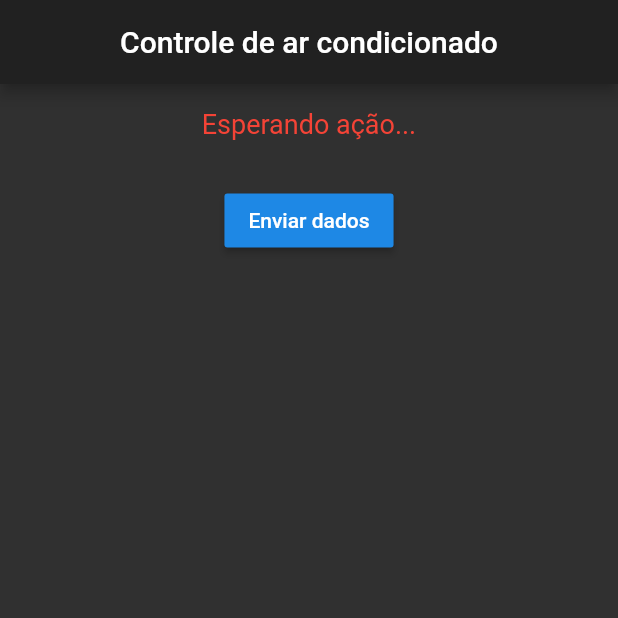
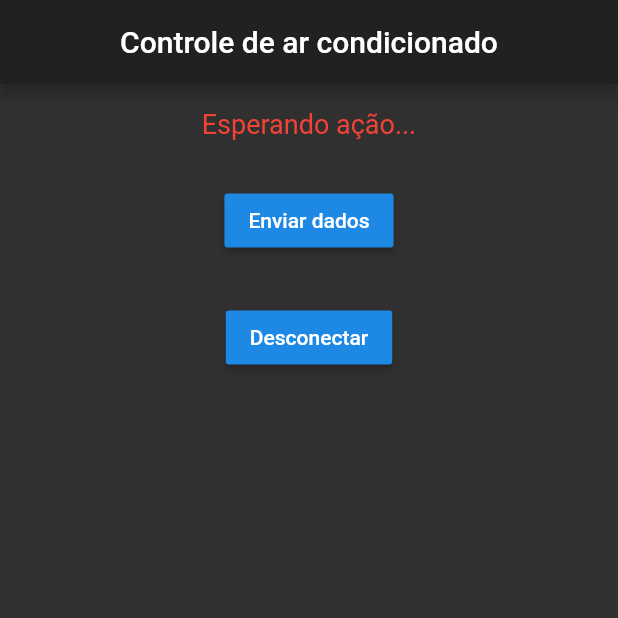
Before and after one commit to Gibdike/Rele_Ernany, a Flutter app: the screen it shows after launch, after a tap on "Enviar dados", on a phone screen of 412 x 824 dp, the top half of it. Run offline on Flutter 3.47's test engine with Material 2 defaults, Android fonts, the phone set to English and light mode, and no system bars; our stand-ins replace flutter_blue.

Commit message:
Tratamento para bluetooth desligado, refatoração no no código.

```diff
--- a/lib/bloc.dart
+++ b/lib/bloc.dart
@@ -1,18 +1,13 @@
 import 'dart:async';
 
-class Bloc<T> {
+abstract class Bloc<T>{
   final _controller = StreamController<T>();
 
-  Stream get stream => _controller.stream;
+  StreamController<T> get streamController => _controller;
 
-  add(T object) {
-    _controller.add(object);
-  }
-
-  addError(Object error) {
-    _controller.addError(error);
-  }
-
+  Stream get stream;
+  add(T object);
+  addError(Object error);
   void dispose() {
     _controller.close();
   }
--- /dev/null
+++ b/lib/bluetoothDesabilitado.dart
@@ -0,0 +1,35 @@
+import 'package:flutter/material.dart';
+import 'package:flutter_blue/flutter_blue.dart';
+
+class BluetoothDesabilitado extends StatelessWidget {
+  const BluetoothDesabilitado({Key key, this.state}) : super(key: key);
+
+  final BluetoothState state;
+
+  @override
+  Widget build(BuildContext context) {
+    return Scaffold(
+      backgroundColor: Colors.lightBlue,
+      body: Center(
+        child: Column(
+          mainAxisSize: MainAxisSize.min,
+          children: <Widget>[
+            Icon(
+              Icons.bluetooth_disabled,
+              size: 200.0,
+              color: Colors.white54,
+            ),
+            Text(
+              'O adaptador bluetooth ${state != null ? state.toString().substring(15) : 'não está '
+                  'disponivel'}.',
+              style: Theme.of(context)
+                  .primaryTextTheme
+                  .subhead
+                  .copyWith(color: Colors.white),
+            ),
+          ],
+        ),
+      ),
+    );
+  }
+}
--- a/lib/home_page.dart
+++ b/lib/home_page.dart
@@ -12,11 +12,12 @@ class _HomePageState extends State<HomePage> {
   @override
   void initState() {
     super.initState();
-    _logController.startScan();
+//    _logController.startScan();
   }
 
   @override
   void dispose() {
+//    _logController.targetDevice.disconnect();
     super.dispose();
   }
 
@@ -60,12 +61,25 @@ class _HomePageState extends State<HomePage> {
               child: const Text("Enviar dados"),
             ),
           ),
+          SizedBox(height: 30),
+          Center(
+            child: RaisedButton(
+              onPressed: _desconnect,
+              child: const Text("Desconectar"),
+            ),
+          ),
         ],
       ),
     );
   }
 
   void _sendData() {
-    _logController.writeData("OLÀ CARAZINHO");
+    print("Enviando dado...");
+//    _logController.writeData("OLÀ CARAZINHO");
+  }
+
+  void _desconnect() {
+    print("Deconectando...");
+//    _logController.disconnectFromDevice();
   }
 }
--- a/lib/main.dart
+++ b/lib/main.dart
@@ -1,5 +1,7 @@
+import 'package:controle_bluetooth/bluetoothDesabilitado.dart';
 import 'package:controle_bluetooth/home_page.dart';
 import 'package:flutter/material.dart';
+import 'package:flutter_blue/flutter_blue.dart';
 
 void main() {
   runApp(MyApp());
@@ -12,7 +14,17 @@ class MyApp extends StatelessWidget {
       title: 'Gerenciador de Ar Condicionado',
       debugShowCheckedModeBanner: false,
       theme: ThemeData.dark(),
-      home: HomePage(),
+      home: StreamBuilder<BluetoothState>(
+        stream: FlutterBlue.instance.state,
+        initialData: BluetoothState.unknown,
+        builder: (_, snapshot) {
+          final state = snapshot.data;
+          if (state == BluetoothState.on)
+            return HomePage();
+          else
+            return BluetoothDesabilitado();
+        },
+      ),
     );
   }
 }
```
Also changed, not shown: lib/log_controller.dart (+24 -7 lines), lib/bluetooth.dart (deleted).
